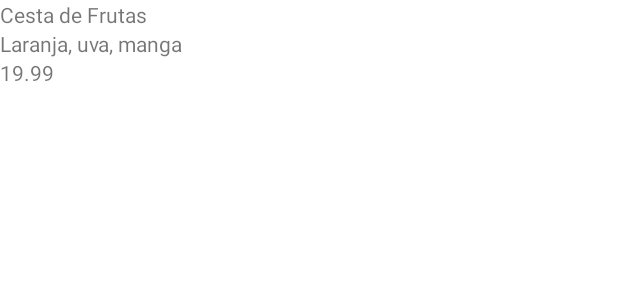
After one commit to AlexParreira/Orgs, an Android app: the layout activity_main.xml on its own in the app's theme, with its tools: preview values and no code run, on a phone screen of 412 x 824 dp. The commit adds this screen. Shown: the top 300 px of the screen. Run offline under Robolectric (Android 15) with nearby library versions, the phone set to English and light mode, and no system bars.

Commit message:
Add TextView

```diff
--- a/app/src/main/java/br/com/alex/orgs/MainActivity.kt
+++ b/app/src/main/java/br/com/alex/orgs/MainActivity.kt
@@ -10,8 +10,7 @@ import android.widget.Toast
 class MainActivity: Activity() {
     override fun onCreate(savedInstanceState: Bundle?) {
         super.onCreate(savedInstanceState)
-        val view = TextView(this)
-        view.setText("Cesta de frutas")
-        setContentView(view)
+
+        setContentView(R.layout.activity_main)
     }
 }
--- /dev/null
+++ b/app/src/main/res/layout/activity_main.xml
@@ -0,0 +1,32 @@
+<?xml version="1.0" encoding="utf-8"?>
+<androidx.constraintlayout.widget.ConstraintLayout xmlns:android="http://schemas.android.com/apk/res/android"
+    xmlns:app="http://schemas.android.com/apk/res-auto"
+    xmlns:tools="http://schemas.android.com/tools"
+    android:layout_width="match_parent"
+    android:layout_height="match_parent">
+
+    <TextView
+        android:id="@+id/nome"
+        android:layout_width="match_parent"
+        android:layout_height="wrap_content"
+        android:text="Cesta de Frutas"
+        app:layout_constraintEnd_toEndOf="parent"
+        app:layout_constraintTop_toTopOf="parent"
+        />
+    <TextView
+        android:id="@+id/descricao"
+        android:layout_width="match_parent"
+        android:layout_height="wrap_content"
+        android:text="Laranja, uva, manga"
+        app:layout_constraintTop_toBottomOf="@id/nome"
+
+        />
+    <TextView
+        android:id="@+id/valor"
+        android:layout_width="match_parent"
+        android:layout_height="wrap_content"
+        android:text="19.99"
+        app:layout_constraintStart_toStartOf="parent"
+        app:layout_constraintTop_toBottomOf="@id/descricao"
+    />
+</androidx.constraintlayout.widget.ConstraintLayout>
```
